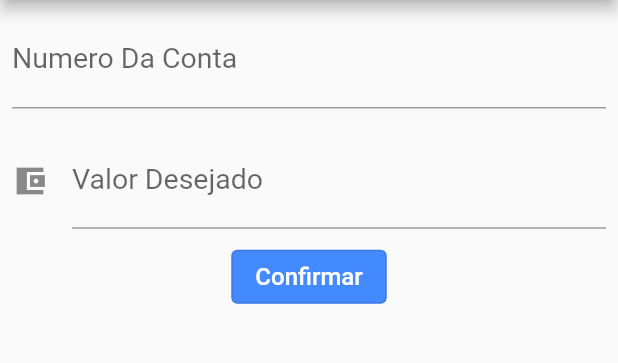
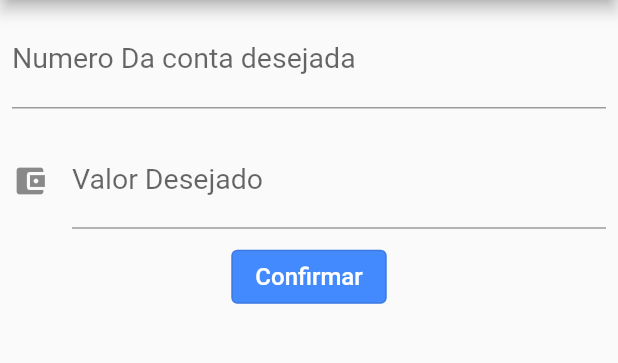
Before and after one commit to Moviopudim/Bytebank, a Flutter app: the screen it shows after launch, after a tap on "Confirmar", on a phone screen of 412 x 824 dp, the part 84-447 px from its top. Run offline on Flutter 3.47's test engine with Material 2 defaults, Android fonts, the phone set to English and light mode, and no system bars.

Commit message:
refatoração

```diff
--- a/lib/main.dart
+++ b/lib/main.dart
@@ -5,17 +5,46 @@ void main() => runApp(ByteBankApp());
 class ByteBankApp extends StatelessWidget {
   @override
   Widget build(BuildContext context) {
-    return const MaterialApp(
+    return MaterialApp(
         home: Scaffold(
       body: FormularioTransferencia(),
     ));
   }
 }
 
+class editor extends StatelessWidget {
+  final TextEditingController controlador;
+  final String rotulo;
+  final String dica;
+  final IconData? icone;
+
+  editor(
+      {required this.controlador,
+      required this.rotulo,
+      required this.dica,
+      this.icone});
+
+  @override
+  Widget build(BuildContext context) {
+    return Padding(
+      padding: EdgeInsets.all(8.0),
+      child: TextField(
+        controller: controlador,
+        style: const TextStyle(fontSize: 19.0),
+        decoration: InputDecoration(
+          icon: icone != null ? Icon(icone) : null,
+          labelText: rotulo,
+          hintText: dica,
+        ),
+        keyboardType: TextInputType.number,
+      ),
+    );
+  }
+}
+
 class FormularioTransferencia extends StatelessWidget {
-  const FormularioTransferencia({super.key});
-
-  get onPressed => null;
+  final TextEditingController _controladorNumeroConta = TextEditingController();
+  final TextEditingController _controladorValor = TextEditingController();
 
   @override
   Widget build(BuildContext context) {
@@ -26,26 +55,30 @@ class FormularioTransferencia extends StatelessWidget {
         ),
         body: Column(
           children: <Widget>[
-            const Padding(
-              padding: EdgeInsets.all(8.0),
-              child: TextField(
-                style: TextStyle(fontSize: 19.0),
-                decoration: InputDecoration(
-                    labelText: 'Numero Da Conta', hintText: 'e.g: 0000'),
-                keyboardType: TextInputType.number,
-              ),
+            editor(
+              controlador: _controladorNumeroConta,
+              rotulo: 'Numero Da conta desejada',
+              dica: '0000',
             ),
-            const Padding(
-              padding: EdgeInsets.all(8.0),
-              child: TextField(
-                style: TextStyle(fontSize: 19.0),
-                decoration: InputDecoration(
-                    labelText: 'Valor Desejado', hintText: 'e.g: 100.00', icon: Icon(Icons.account_balance_wallet_sharp)),
-                keyboardType: TextInputType.number,
-              ),
+            editor(
+              controlador: _controladorValor,
+              rotulo: 'Valor Desejado',
+              dica: '000.00',
+              icone: Icons.account_balance_wallet,
             ),
             OutlinedButton(
-                onPressed: () {},
+                onPressed: () {
+                  debugPrint('confirmou a transção.');
+                  final int? numeroConta =
+                      int.tryParse(_controladorNumeroConta.text);
+                  final double? valor = double.tryParse(_controladorValor.text);
+
+                  if (numeroConta != null && valor != null) {
+                    final transferenciaCriada =
+                        transferencia(valor, numeroConta);
+                    debugPrint('$transferenciaCriada');
+                  }
+                },
                 style: const ButtonStyle(
                   backgroundColor:
                       MaterialStatePropertyAll<Color>(Colors.blueAccent),
@@ -95,8 +128,13 @@ class ItemTransferencia extends StatelessWidget {
 }
 
 class transferencia {
-  final double valor;
-  final int numeroConta;
+  final double? valor;
+  final int? numeroConta;
 
   transferencia(this.valor, this.numeroConta);
+
+  @override
+  String toString() {
+    return 'transferencia{valor: $valor, numeroConta: $numeroConta}';
+  }
 }
```
